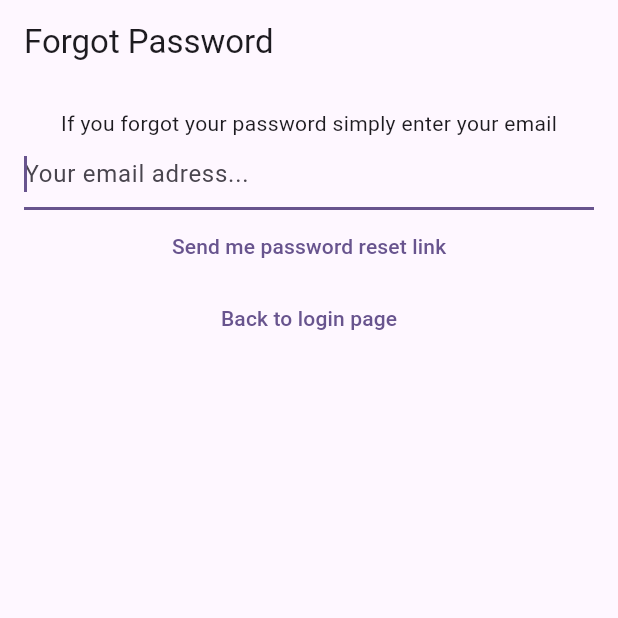
After one commit to hardi0i/app-by-vandad-s-course, a Flutter app: the screen it shows after launch, after a tap on "I forgot my password", on a phone screen of 412 x 824 dp, the top half of it. The commit adds this screen. Run offline on Flutter 3.47's test engine with Material 3 defaults, Android fonts, the phone set to English and light mode, and no system bars; our stand-ins replace bloc, cloud_firestore, equatable, firebase_auth, firebase_core, flutter_bloc and 1 more; accounts and stored records are empty; network calls fail.

Commit message:
add loading screen+add reset password functional

```diff
--- /dev/null
+++ b/lib/helpers/loading/loading_screen_controller.dart
@@ -0,0 +1,15 @@
+import 'package:flutter/material.dart';
+
+typedef CloseLoadingScreen = bool Function();
+typedef UpdateLoadingScreen = bool Function(String text);
+
+@immutable
+base class LoadingScreenController {
+  final CloseLoadingScreen close;
+  final UpdateLoadingScreen update;
+
+  const LoadingScreenController({
+    required this.close,
+    required this.update,
+  });
+}
--- a/lib/main.dart
+++ b/lib/main.dart
@@ -1,10 +1,12 @@
 import 'package:flutter/material.dart';
 import 'package:flutter_bloc/flutter_bloc.dart';
 import 'package:vandad_course_app/constants/routes.dart';
+import 'package:vandad_course_app/helpers/loading/loading_screen.dart';
 import 'package:vandad_course_app/services/auth/bloc/auth_bloc.dart';
 import 'package:vandad_course_app/services/auth/bloc/auth_event.dart';
 import 'package:vandad_course_app/services/auth/bloc/auth_state.dart';
 import 'package:vandad_course_app/services/auth/firebase_auth_provider.dart';
+import 'package:vandad_course_app/views/forgot_password_view.dart';
 import 'package:vandad_course_app/views/login_view.dart';
 import 'package:vandad_course_app/views/notes/create_update_note_view.dart';
 import 'package:vandad_course_app/views/notes/notes_view.dart';
@@ -43,7 +45,17 @@ class HomePage extends StatelessWidget {
   Widget build(BuildContext context) {
     context.read<AuthBloc>().add(const AuthEventInitialize());
 
-    return BlocBuilder<AuthBloc, AuthState>(
+    return BlocConsumer<AuthBloc, AuthState>(
+      listener: (context, state) {
+        if (state.isLoading) {
+          LoadingScreen().show(
+            context: context,
+            text: state.loadingText ?? 'Please wait a moment',
+          );
+        } else {
+          LoadingScreen().hide();
+        }
+      },
       builder: (context, state) {
         if (state is AuthStateLoggedIn) {
           return const NotesView();
@@ -53,6 +65,8 @@ class HomePage extends StatelessWidget {
           return const LoginView();
         } else if (state is AuthStateRegistering) {
           return const RegisterView();
+        } else if (state is AuthStateForgotPassword) {
+          return const ForgotPasswordView();
         } else {
           return const Scaffold(
             body: Center(
--- a/lib/services/auth/auth_exceptions.dart
+++ b/lib/services/auth/auth_exceptions.dart
@@ -9,3 +9,5 @@ class InvalidEmailAuthException implements Exception {}
 class GenericAuthException implements Exception {}
 
 class UserNotLoggedInAuthException implements Exception {}
+
+class UserNotFoundAuthException implements Exception {}
--- a/lib/services/auth/auth_provider.dart
+++ b/lib/services/auth/auth_provider.dart
@@ -18,4 +18,6 @@ abstract class AuthProvider {
   Future<void> emailVerification();
 
   Future<void> initializeApp();
+
+  Future<void> sendPasswordReset({required String email});
 }
--- a/lib/services/auth/auth_service.dart
+++ b/lib/services/auth/auth_service.dart
@@ -42,4 +42,8 @@ class AuthService implements AuthProvider {
 
   @override
   Future<void> initializeApp() => provider.initializeApp();
+
+  @override
+  Future<void> sendPasswordReset({required String email}) =>
+      provider.sendPasswordReset(email: email);
 }
--- a/lib/services/auth/bloc/auth_bloc.dart
+++ b/lib/services/auth/bloc/auth_bloc.dart
@@ -6,7 +6,7 @@ import 'package:vandad_course_app/services/auth/bloc/auth_state.dart';
 class AuthBloc extends Bloc<AuthEvent, AuthState> {
   AuthBloc(this._provider)
       : super(
-          const AuthStateUnitialized(),
+          const AuthStateUnitialized(isLoading: true),
         ) {
     on<AuthEventSendEmailVerification>(authEventSendEmailVerification);
     on<AuthEventInitialize>(authEventInitialize);
@@ -14,6 +14,7 @@ class AuthBloc extends Bloc<AuthEvent, AuthState> {
     on<AuthEventLogOut>(authEventLogout);
     on<AuthEventRegister>(authEventRegister);
     on<AuthEventShouldRegister>(authEventShouldRegister);
+    on<AuthEventForgotPassword>(authEventForgotPassword);
   }
 
   final AuthProvider _provider;
@@ -36,11 +37,11 @@ class AuthBloc extends Bloc<AuthEvent, AuthState> {
       );
     } else if (!user.isEmailVerified) {
       emit(
-        const AuthStateNeedsVerification(),
+        const AuthStateNeedsVerification(isLoading: false),
       );
     } else {
       emit(
-        AuthStateLoggedIn(user),
+        AuthStateLoggedIn(user: user, isLoading: false),
       );
     }
   }
@@ -61,11 +62,11 @@ class AuthBloc extends Bloc<AuthEvent, AuthState> {
       await _provider.emailVerification();
 
       emit(
-        const AuthStateNeedsVerification(),
+        const AuthStateNeedsVerification(isLoading: false),
       );
     } on Exception catch (e) {
       emit(
-        AuthStateRegistering(e),
+        AuthStateRegistering(exception: e, isLoading: false),
       );
     }
   }
@@ -87,6 +88,7 @@ class AuthBloc extends Bloc<AuthEvent, AuthState> {
       const AuthStateLoggedOut(
         exception: null,
         isLoading: true,
+        loadingText: 'Wait until login',
       ),
     );
 
@@ -108,7 +110,7 @@ class AuthBloc extends Bloc<AuthEvent, AuthState> {
         );
 
         emit(
-          const AuthStateNeedsVerification(),
+          const AuthStateNeedsVerification(isLoading: false),
         );
       } else {
         emit(
@@ -119,7 +121,10 @@ class AuthBloc extends Bloc<AuthEvent, AuthState> {
         );
 
         emit(
-          AuthStateLoggedIn(user),
+          AuthStateLoggedIn(
+            user: user,
+            isLoading: false,
+          ),
         );
       }
     } on Exception catch (error) {
@@ -137,7 +142,57 @@ class AuthBloc extends Bloc<AuthEvent, AuthState> {
     Emitter emit,
   ) async {
     emit(
-      const AuthStateRegistering(null),
+      const AuthStateRegistering(
+        exception: null,
+        isLoading: false,
+      ),
+    );
+  }
+
+  Future<void> authEventForgotPassword(
+    AuthEventForgotPassword event,
+    Emitter emit,
+  ) async {
+    emit(
+      const AuthStateForgotPassword(
+        exception: null,
+        hasSentEmail: false,
+        isLoading: false,
+      ),
+    );
+
+    final email = event.email;
+
+    if (email == null) {
+      return;
+    }
+
+    emit(
+      const AuthStateForgotPassword(
+        exception: null,
+        hasSentEmail: false,
+        isLoading: true,
+      ),
+    );
+
+    bool didSentEmail;
+    Exception? exception;
+
+    try {
+      await _provider.sendPasswordReset(email: email);
+      didSentEmail = true;
+      exception = null;
+    } on Exception catch (e) {
+      didSentEmail = false;
+      exception = e;
+    }
+
+    emit(
+      AuthStateForgotPassword(
+        exception: exception,
+        hasSentEmail: didSentEmail,
+        isLoading: false,
+      ),
     );
   }
 
--- a/lib/services/auth/bloc/auth_event.dart
+++ b/lib/services/auth/bloc/auth_event.dart
@@ -37,6 +37,12 @@ class AuthEventRegister extends AuthEvent {
   final String password;
 }
 
+class AuthEventForgotPassword extends AuthEvent {
+  const AuthEventForgotPassword({this.email});
+
+  final String? email;
+}
+
 class AuthEventShouldRegister extends AuthEvent {
   const AuthEventShouldRegister();
 }
--- a/lib/services/auth/bloc/auth_state.dart
+++ b/lib/services/auth/bloc/auth_state.dart
@@ -4,37 +4,67 @@ import 'package:vandad_course_app/services/auth/auth_user.dart';
 
 @immutable
 abstract interface class AuthState {
-  const AuthState();
+  const AuthState({
+    required this.isLoading,
+    this.loadingText = 'Please wait a moment',
+  });
+
+  final bool isLoading;
+  final String? loadingText;
 }
 
 class AuthStateUnitialized extends AuthState {
-  const AuthStateUnitialized();
+  const AuthStateUnitialized({required bool isLoading})
+      : super(isLoading: isLoading);
 }
 
 class AuthStateRegistering extends AuthState {
-  const AuthStateRegistering(this.exception);
+  const AuthStateRegistering({
+    required this.exception,
+    required bool isLoading,
+  }) : super(isLoading: isLoading);
 
   final Exception? exception;
 }
 
 class AuthStateLoggedIn extends AuthState {
-  const AuthStateLoggedIn(this.user);
+  const AuthStateLoggedIn({
+    required this.user,
+    required bool isLoading,
+  }) : super(isLoading: isLoading);
 
   final AuthUser user;
 }
 
 class AuthStateNeedsVerification extends AuthState {
-  const AuthStateNeedsVerification();
+  const AuthStateNeedsVerification({required bool isLoading})
+      : super(isLoading: isLoading);
+}
+
+class AuthStateForgotPassword extends AuthState {
+  const AuthStateForgotPassword({
+    required this.exception,
+    required this.hasSentEmail,
+    required bool isLoading,
+  }) : super(
+          isLoading: isLoading,
+        );
+
+  final Exception? exception;
+  final bool hasSentEmail;
 }
 
 class AuthStateLoggedOut extends AuthState with EquatableMixin {
   const AuthStateLoggedOut({
     required this.exception,
-    required this.isLoading,
-  });
+    required bool isLoading,
+    String? loadingText,
+  }) : super(
+          isLoading: isLoading,
+          loadingText: loadingText,
+        );
 
   final Exception? exception;
-  final bool isLoading;
 
   @override
   List<Object?> get props => [
--- a/lib/services/cloud/firebase_cloud_storage.dart
+++ b/lib/services/cloud/firebase_cloud_storage.dart
@@ -6,11 +6,12 @@ import 'package:vandad_course_app/services/cloud/cloud_storage_exceptions.dart';
 class FirebaseCloudStorage {
   final notes = FirebaseFirestore.instance.collection('notes');
 
-  FirebaseCloudStorage._sharedInstance();
+  factory FirebaseCloudStorage() => _shared;
+
   static final FirebaseCloudStorage _shared =
       FirebaseCloudStorage._sharedInstance();
 
-  factory FirebaseCloudStorage() => _shared;
+  FirebaseCloudStorage._sharedInstance();
 
   Future<void> deleteNote({required String documentId}) async {
     try {
--- /dev/null
+++ b/lib/utilities/dialogs/password_reset_email_sent_dialog.dart
@@ -0,0 +1,14 @@
+import 'package:flutter/material.dart';
+import 'package:vandad_course_app/utilities/dialogs/generic_dialog.dart';
+
+Future<void> showPasswordResetSentDialog(BuildContext context) async {
+  return showGenericDialog<void>(
+    context: context,
+    title: 'Password Reset',
+    content:
+        'We have now sent you a password reset link. Please check your email for more information',
+    optionsBuilder: () => {
+      'Ok': null,
+    },
+  );
+}
--- /dev/null
+++ b/lib/views/forgot_password_view.dart
@@ -0,0 +1,98 @@
+import 'package:flutter/material.dart';
+import 'package:flutter_bloc/flutter_bloc.dart';
+import 'package:vandad_course_app/services/auth/bloc/auth_bloc.dart';
+import 'package:vandad_course_app/services/auth/bloc/auth_event.dart';
+import 'package:vandad_course_app/services/auth/bloc/auth_state.dart';
+import 'package:vandad_course_app/utilities/dialogs/error_dialog.dart';
+import 'package:vandad_course_app/utilities/dialogs/password_reset_email_sent_dialog.dart';
+
+class ForgotPasswordView extends StatefulWidget {
+  const ForgotPasswordView({super.key});
+
+  @override
+  State<ForgotPasswordView> createState() => _ForgotPasswordViewState();
+}
+
+class _ForgotPasswordViewState extends State<ForgotPasswordView> {
+  late final TextEditingController _controller;
+
+  @override
+  void initState() {
+    super.initState();
+
+    _controller = TextEditingController();
+  }
+
+  @override
+  void dispose() {
+    _controller.dispose();
+
+    super.dispose();
+  }
+
+  @override
+  Widget build(BuildContext context) {
+    return BlocListener<AuthBloc, AuthState>(
+      listener: (context, state) async {
+        if (state is AuthStateForgotPassword) {
+          _controller.clear();
+
+          await showPasswordResetSentDialog(context);
+
+          if (state.exception != null && context.mounted) {
+            await showErrorDialog(
+              context: context,
+              text: 'We could not process your request',
+            );
+          }
+        }
+      },
+      child: Scaffold(
+        appBar: AppBar(
+          title: const Text('Forgot Password'),
+        ),
+        body: Padding(
+          padding: const EdgeInsets.all(16.0),
+          child: Column(
+            children: [
+              const Text(
+                'If you forgot your password simply enter your email',
+              ),
+              TextField(
+                keyboardType: TextInputType.emailAddress,
+                autocorrect: false,
+                autofocus: true,
+                controller: _controller,
+                decoration: const InputDecoration(
+                  hintText: 'Your email adress...',
+                ),
+              ),
+              TextButton(
+                onPressed: () {
+                  final email = _controller.text;
+
+                  context.read<AuthBloc>().add(
+                        AuthEventForgotPassword(
+                          email: email,
+                        ),
+                      );
+                },
+                child: const Text(
+                  'Send me password reset link',
+                ),
+              ),
+              TextButton(
+                onPressed: () {
+                  context.read<AuthBloc>().add(const AuthEventLogOut());
+                },
+                child: const Text(
+                  'Back to login page',
+                ),
+              ),
+            ],
+          ),
+        ),
+      ),
+    );
+  }
+}
--- a/lib/views/login_view.dart
+++ b/lib/views/login_view.dart
@@ -5,7 +5,6 @@ import 'package:vandad_course_app/services/auth/bloc/auth_bloc.dart';
 import 'package:vandad_course_app/services/auth/bloc/auth_event.dart';
 import 'package:vandad_course_app/services/auth/bloc/auth_state.dart';
 import 'package:vandad_course_app/utilities/dialogs/error_dialog.dart';
-import 'package:vandad_course_app/utilities/dialogs/loading_dialog.dart';
 
 class LoginView extends StatefulWidget {
   const LoginView({super.key});
@@ -17,7 +16,6 @@ class LoginView extends StatefulWidget {
 class _LoginViewState extends State<LoginView> {
   late final TextEditingController _email;
   late final TextEditingController _password;
-  CloseDialog? _closeDialogHandle;
 
   @override
   void initState() {
@@ -40,19 +38,6 @@ class _LoginViewState extends State<LoginView> {
     return BlocListener<AuthBloc, AuthState>(
       listener: (context, state) async {
         if (state is AuthStateLoggedOut) {
-          final closeDialog = _closeDialogHandle;
-
-          if (!state.isLoading && closeDialog != null) {
-            closeDialog();
-
-            _closeDialogHandle = null;
-          } else if (state.isLoading && closeDialog == null) {
-            _closeDialogHandle = showLoadingDialog(
-              context: context,
-              text: 'Loading...',
-            );
-          }
-
           if (state.exception is InvalidCredentionalsAuthException) {
             await showErrorDialog(
               context: context,
@@ -70,7 +55,9 @@ class _LoginViewState extends State<LoginView> {
         appBar: AppBar(
           title: const Text('Login'),
         ),
-        body: Column(
+        body: Padding(
+          padding: const EdgeInsets.all(16.0),
+          child: Column(
             children: [
               TextField(
                 controller: _email,
@@ -107,6 +94,14 @@ class _LoginViewState extends State<LoginView> {
               TextButton(
                 onPressed: () {
                   context.read<AuthBloc>().add(
+                        const AuthEventForgotPassword(),
+                      );
+                },
+                child: const Text('I forgot my password'),
+              ),
+              TextButton(
+                onPressed: () {
+                  context.read<AuthBloc>().add(
                         const AuthEventShouldRegister(),
                       );
                 },
@@ -117,6 +112,7 @@ class _LoginViewState extends State<LoginView> {
             ],
           ),
         ),
+      ),
     );
   }
 }
```
Also changed, not shown: lib/helpers/loading/loading_screen.dart (added, +112 -0 lines), lib/services/auth/firebase_auth_provider.dart (+18 -0 lines), lib/views/register_view.dart (+7 -1 lines), 1 other file. Lines whose indentation alone changed are shown as unchanged.
